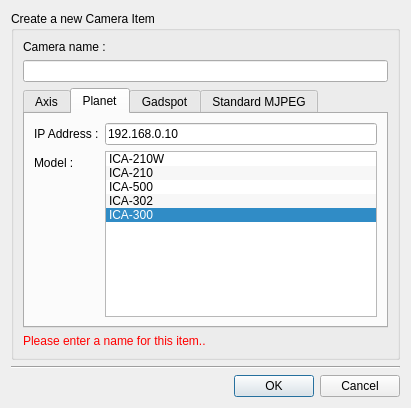
Qt form data/DialogNewCamera.ui (calaos/calaos_installer) before a commit.
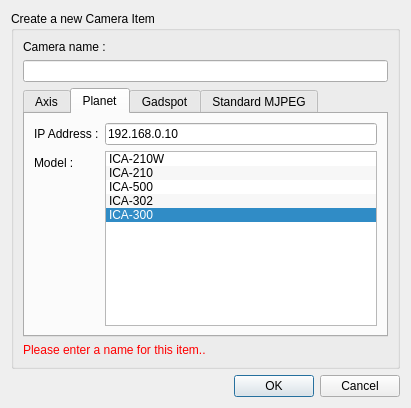
The same form after that commit. Icons and pictures are not drawn.

Commit message: More layout and translations

Diff of the .ui file:
```diff
--- a/data/DialogNewCamera.ui
+++ b/data/DialogNewCamera.ui
@@ -392,13 +392,6 @@
      </layout>
     </widget>
    </item>
-   <item>
-    <widget class="Line" name="line">
-     <property name="orientation">
-      <enum>Qt::Horizontal</enum>
-     </property>
-    </widget>
-   </item>
    <item>
     <widget class="QDialogButtonBox" name="buttonBox">
      <property name="orientation">
```
The commit also changes 4 other files.
